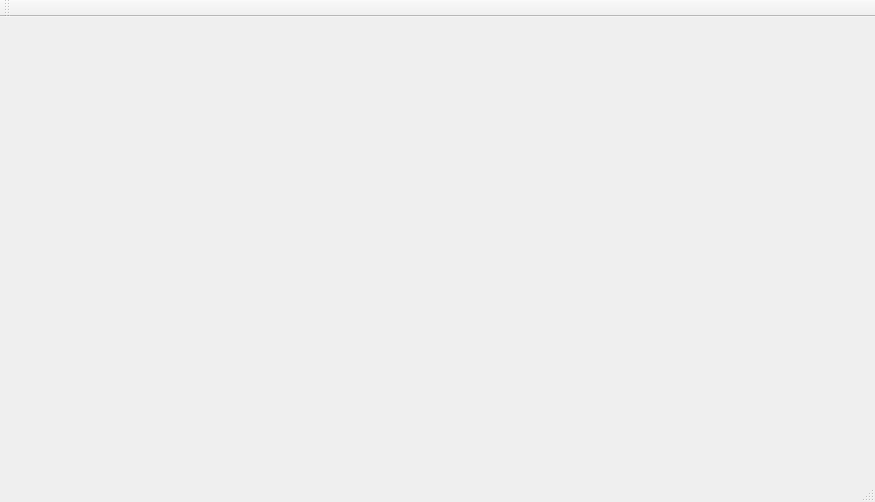
First picture: the form in CollegeTour/mainwindow.ui, repository 25wes25/caramelDelights, before the edit.
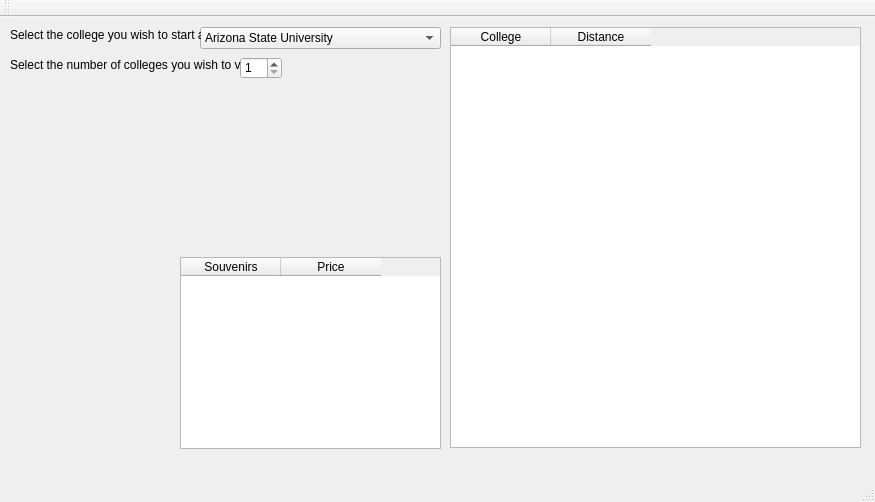
Second picture: the form after the edit.

The edit to the form file:
```diff
--- a/CollegeTour/mainwindow.ui
+++ b/CollegeTour/mainwindow.ui
@@ -13,7 +13,167 @@
   <property name="windowTitle">
    <string>MainWindow</string>
   </property>
-  <widget class="QWidget" name="centralWidget"/>
+  <widget class="QWidget" name="centralWidget">
+   <widget class="QTableWidget" name="tableColleges">
+    <property name="geometry">
+     <rect>
+      <x>450</x>
+      <y>10</y>
+      <width>411</width>
+      <height>421</height>
+     </rect>
+    </property>
+    <property name="editTriggers">
+     <set>QAbstractItemView::NoEditTriggers</set>
+    </property>
+    <property name="sortingEnabled">
+     <bool>false</bool>
+    </property>
+    <column>
+     <property name="text">
+      <string>College</string>
+     </property>
+    </column>
+    <column>
+     <property name="text">
+      <string>Distance</string>
+     </property>
+    </column>
+   </widget>
+   <widget class="QComboBox" name="comboCollege">
+    <property name="geometry">
+     <rect>
+      <x>200</x>
+      <y>10</y>
+      <width>241</width>
+      <height>22</height>
+     </rect>
+    </property>
+    <property name="maxVisibleItems">
+     <number>13</number>
+    </property>
+    <item>
+     <property name="text">
+      <string>Arizona State University</string>
+     </property>
+    </item>
+    <item>
+     <property name="text">
+      <string>Massachusetts Institute of Technology (MIT)</string>
+     </property>
+    </item>
+    <item>
+     <property name="text">
+      <string>Northwestern</string>
+     </property>
+    </item>
+    <item>
+     <property name="text">
+      <string>Ohio State University</string>
+     </property>
+    </item>
+    <item>
+     <property name="text">
+      <string>Saddleback College</string>
+     </property>
+    </item>
+    <item>
+     <property name="text">
+      <string>University of  Michigan</string>
+     </property>
+    </item>
+    <item>
+     <property name="text">
+      <string>University of California, Irvine (UCI)</string>
+     </property>
+    </item>
+    <item>
+     <property name="text">
+      <string>University of California, Los Angeles (UCLA)</string>
+     </property>
+    </item>
+    <item>
+     <property name="text">
+      <string>University of Oregon</string>
+     </property>
+    </item>
+    <item>
+     <property name="text">
+      <string>University of the Pacific</string>
+     </property>
+    </item>
+    <item>
+     <property name="text">
+      <string>University of Wisconsin</string>
+     </property>
+    </item>
+   </widget>
+   <widget class="QLabel" name="labelCollege">
+    <property name="geometry">
+     <rect>
+      <x>10</x>
+      <y>10</y>
+      <width>191</width>
+      <height>16</height>
+     </rect>
+    </property>
+    <property name="text">
+     <string>Select the college you wish to start at:</string>
+    </property>
+   </widget>
+   <widget class="QSpinBox" name="spinNumber">
+    <property name="geometry">
+     <rect>
+      <x>240</x>
+      <y>40</y>
+      <width>42</width>
+      <height>22</height>
+     </rect>
+    </property>
+    <property name="minimum">
+     <number>1</number>
+    </property>
+    <property name="maximum">
+     <number>11</number>
+    </property>
+   </widget>
+   <widget class="QLabel" name="labelNumber">
+    <property name="geometry">
+     <rect>
+      <x>10</x>
+      <y>40</y>
+      <width>231</width>
+      <height>16</height>
+     </rect>
+    </property>
+    <property name="text">
+     <string>Select the number of colleges you wish to visit:</string>
+    </property>
+   </widget>
+   <widget class="QTableWidget" name="tableSouvenirs">
+    <property name="geometry">
+     <rect>
+      <x>180</x>
+      <y>240</y>
+      <width>261</width>
+      <height>192</height>
+     </rect>
+    </property>
+    <property name="editTriggers">
+     <set>QAbstractItemView::NoEditTriggers</set>
+    </property>
+    <column>
+     <property name="text">
+      <string>Souvenirs</string>
+     </property>
+    </column>
+    <column>
+     <property name="text">
+      <string>Price</string>
+     </property>
+    </column>
+   </widget>
+  </widget>
   <widget class="QMenuBar" name="menuBar">
    <property name="geometry">
     <rect>
```
